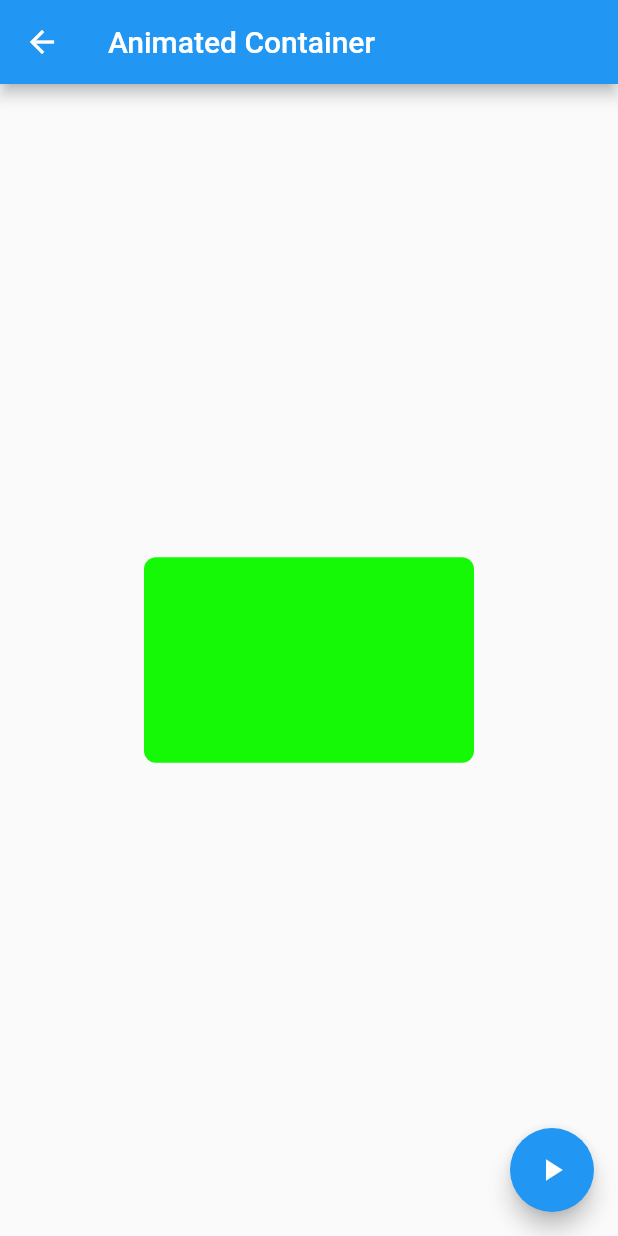
After one commit to ChristopherMH/CursoFlutter, a Flutter app: the AnimatedContainerPage screen opened by its route, after a tap on the "play arrow" icon, on a phone screen of 412 x 824 dp. The commit adds this screen. Run offline on Flutter 3.47's test engine with Material 2 defaults, Android fonts, the phone set to English and light mode, and no system bars.

Commit message:
Se agregó Animated Container

```diff
--- a/componentes/data/menu_opts.json
+++ b/componentes/data/menu_opts.json
@@ -15,6 +15,11 @@
             "ruta" : "card",
             "icon" : "folder_open",
             "texto": "Cards - Tarjetas"
+        },
+        {
+            "ruta" : "animatedContainer",
+            "icon" : "donut_large",
+            "texto": "Animated Container"
         }
     ]
 }
--- /dev/null
+++ b/componentes/lib/pages/animated_container.dart
@@ -0,0 +1,61 @@
+import 'dart:math';
+
+import 'package:flutter/material.dart';
+
+class AnimatedContainerPage extends StatefulWidget {
+
+  @override
+  _AnimatedContainerPageState createState() => _AnimatedContainerPageState();
+}
+
+class _AnimatedContainerPageState extends State<AnimatedContainerPage> {
+
+  double _width = 50.0;
+  double _height = 50.0;
+  Color _color = Colors.blue;
+  BorderRadiusGeometry _borderRadius = BorderRadius.circular(8.0);
+
+
+  @override
+  Widget build(BuildContext context) {
+    return Scaffold(
+      appBar: AppBar(
+        title: Text('Animated Container'),
+      ),
+      body: Center(
+        child: AnimatedContainer(
+          duration: Duration(seconds: 1),
+          curve: Curves.fastOutSlowIn,
+          width: _width,
+          height: _height,
+          decoration: BoxDecoration(
+            borderRadius: _borderRadius,
+            color: _color
+          ),
+        ),
+      ),
+      floatingActionButton: FloatingActionButton(
+        child: Icon(Icons.play_arrow),
+        onPressed: _cambiarForma,
+      ),
+    );
+  }
+
+  void _cambiarForma() {
+
+    final random = Random();
+
+
+    setState(() {
+      _width = random.nextInt(300).toDouble();
+      _height = random.nextInt(300).toDouble();
+      _color = Color.fromRGBO(
+        random.nextInt(300),
+        random.nextInt(300),
+        random.nextInt(300),
+        1
+      );
+      _borderRadius =  BorderRadius.circular(random.nextInt(50).toDouble());
+    });
+  }
+}
--- a/componentes/lib/pages/card_page.dart
+++ b/componentes/lib/pages/card_page.dart
@@ -74,7 +74,7 @@ class CardPage extends StatelessWidget {
           // ),
           Container(
             padding: EdgeInsets.all(10.0),
-            child: Text('The Legend of Zelda: BotW Landscape'))
+            child: Text('The Legend of Zelda: Breath of the Wild'))
         ],
       ),
     );
--- a/componentes/lib/src/routes/routes.dart
+++ b/componentes/lib/src/routes/routes.dart
@@ -1,4 +1,5 @@
 import 'package:componentes/pages/alert_page.dart';
+import 'package:componentes/pages/animated_container.dart';
 import 'package:componentes/pages/avart_page.dart';
 import 'package:componentes/pages/card_page.dart';
 import 'package:componentes/pages/home_page.dart';
@@ -9,6 +10,7 @@ Map<String, WidgetBuilder> getApplicationRoutes(){
     '/' : (BuildContext context) => HomePage(),
     'alert' : (BuildContext context) => AlertPage(),
     'avatar' : (BuildContext context) => AvatarPage(),
-    'card': (BuildContext context) => CardPage()
+    'card': (BuildContext context) => CardPage(),
+    'animatedContainer': (BuildContext context) => AnimatedContainerPage()
   };
 }
--- a/componentes/lib/src/utils/icono_string_util.dart
+++ b/componentes/lib/src/utils/icono_string_util.dart
@@ -3,7 +3,8 @@ import 'package:flutter/material.dart';
 final _icons= <String, IconData>{
   'add_alert': Icons.add_alert,
   'accessibility': Icons.accessibility,
-  'folder_open': Icons.folder_open
+  'folder_open': Icons.folder_open,
+  'donut_large': Icons.donut_large
 };
 
 Icon getIcon(String nombreIcono){
```
Also changed, not shown: componentes/lib/pages/avart_page.dart (+22 -5 lines).
